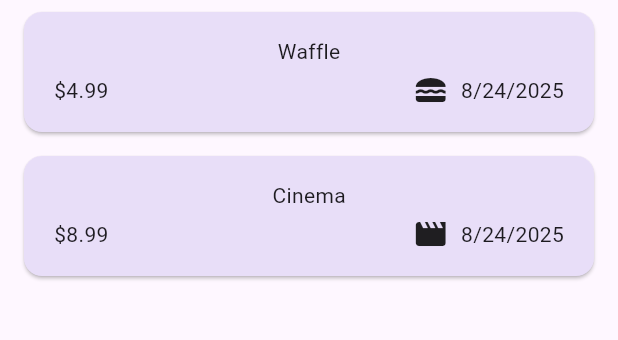
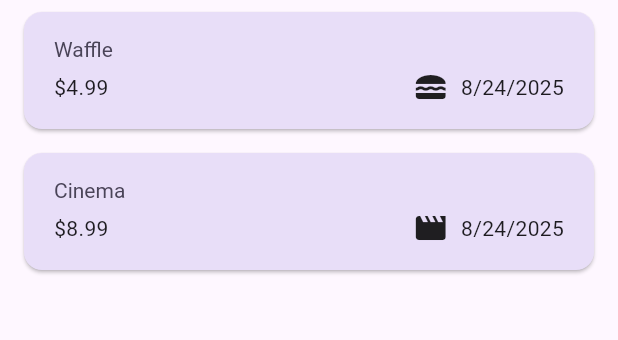
Before and after one commit to tamerlan053/flutter, a Flutter app: the screen it shows after launch, on a phone screen of 412 x 824 dp, the part 114-454 px from its top. Run offline on Flutter 3.47's test engine with Material 3 defaults, Android fonts, the phone set to English and light mode, and no system bars; our stand-ins replace google_fonts.

```diff
--- a/expense_tracker/lib/widgets/expenses_list/expense_item.dart
+++ b/expense_tracker/lib/widgets/expenses_list/expense_item.dart
@@ -12,8 +12,9 @@ class ExpenseItem extends StatelessWidget {
       child: Padding(
         padding: const EdgeInsets.symmetric(horizontal: 20, vertical: 16),
         child: Column(
+          crossAxisAlignment: CrossAxisAlignment.start,
           children: [
-            Text(expense.title),
+            Text(expense.title, style: Theme.of(context).textTheme.titleLarge),
             const SizedBox(height: 4),
             Row(
               children: [
--- a/expense_tracker/lib/widgets/expenses_list/expenses_list.dart
+++ b/expense_tracker/lib/widgets/expenses_list/expenses_list.dart
@@ -19,6 +19,10 @@ class ExpensesList extends StatelessWidget {
       itemCount: expenses.length,
       itemBuilder: (ctx, index) => Dismissible(
         key: ValueKey(expenses[index]),
+        background: Container(
+          color: Theme.of(context).colorScheme.errorContainer,
+          margin: Theme.of(context).cardTheme.margin,
+        ),
         onDismissed: (direction) {
           onRemoveExpense(expenses[index]);
         },
```
Also changed, not shown: expense_tracker/lib/main.dart (+35 -4 lines).
